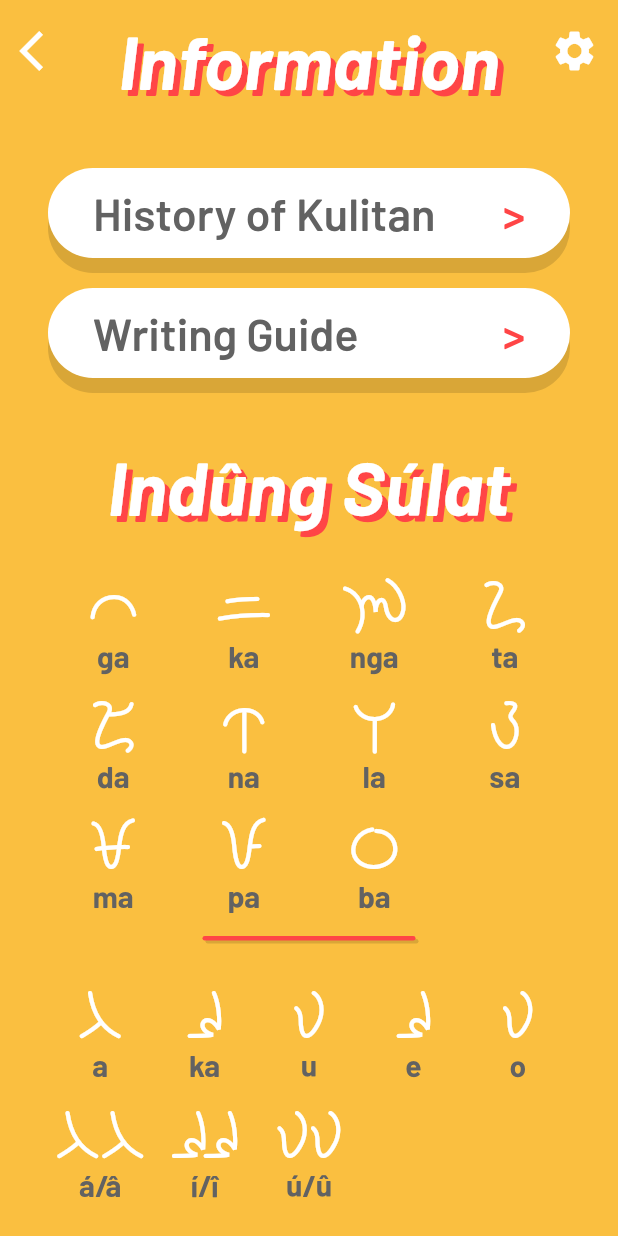
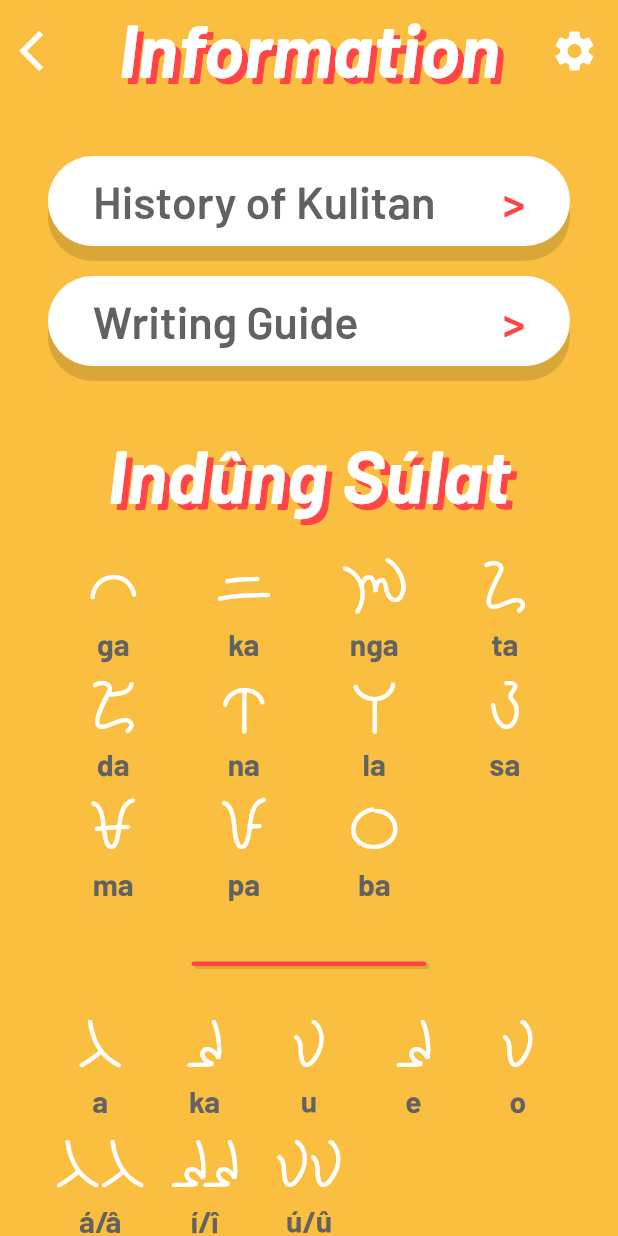
Before and after one commit to keithliam/learn-kulitan-app, a Flutter app: the InformationPage screen opened by its route, on a phone screen of 412 x 824 dp. Run offline on Flutter 3.47's test engine with Material 2 defaults, Android fonts, the phone set to English and light mode, and no system bars; drawn by our look-alikes of sticky_headers; our stand-ins replace auto_size_text, sqflite; accounts and stored records are empty.

Commit message:
Add sticky headings to information page

```diff
--- a/learn_kulitan/lib/routes/information/components.dart
+++ b/learn_kulitan/lib/routes/information/components.dart
@@ -24,10 +24,13 @@ class KulitanInfoCell extends StatelessWidget {
                 textAlign: TextAlign.center,
               ),
             ),
-            Text(
-              caption,
-              style: textInfoCaption,
-              textAlign: TextAlign.center,
+            Padding(
+              padding: const EdgeInsets.only(top: 5.0),
+              child: Text(
+                caption,
+                style: textInfoCaption,
+                textAlign: TextAlign.center,
+              ),
             ),
           ],
         ),
--- a/learn_kulitan/lib/routes/information/information.dart
+++ b/learn_kulitan/lib/routes/information/information.dart
@@ -1,4 +1,5 @@
 import 'package:flutter/material.dart';
+import 'package:sticky_headers/sticky_headers.dart';
 import '../../styles/theme.dart';
 import '../../components/buttons/IconButtonNew.dart';
 import '../../components/buttons/CustomButton.dart';
@@ -19,12 +20,6 @@ class InformationPage extends StatelessWidget {
           color: headerNavigationColor,
           onPressed: () => Navigator.pushNamed(context, '/'),
         ),
-        middle: Padding(
-          padding: const EdgeInsets.only(bottom: headerVerticalPadding),
-          child: Center(
-            child: Text('Information', style: textPageTitle),
-          ),
-        ),
         right: IconButtonNew(
           icon: Icons.settings,
           iconSize: headerIconSize,
@@ -34,7 +29,24 @@ class InformationPage extends StatelessWidget {
       ),
     );
 
-    final Widget _historyButton = CustomButton(
+    final Widget _pageTitle = Container(
+      alignment: Alignment.center,
+      color: backgroundColor,
+      padding: const EdgeInsets.only(
+        top: headerVerticalPadding - 8.0,
+        bottom: headerVerticalPadding,
+      ),
+      child: Text('Information', style: textPageTitle),
+    );
+
+    final Widget _historyButton = Padding(
+      padding: const EdgeInsets.fromLTRB(
+        informationHorizontalScreenPadding,
+        informationVerticalScreenPadding,
+        informationHorizontalScreenPadding,
+        0.0,
+      ),
+      child: CustomButton(
         onPressed: () => Navigator.pushNamed(context, '/information/history'),
         height: 60.0,
         borderRadius: 30.0,
@@ -47,9 +59,18 @@ class InformationPage extends StatelessWidget {
               Spacer(),
               Text('>', style: textInfoButton.copyWith(color: accentColor)),
             ],
-      )),
+          ),
+        ),
+      ),
     );
-    final Widget _writingInstructionsButton = CustomButton(
+    final Widget _writingInstructionsButton = Padding(
+      padding: const EdgeInsets.fromLTRB(
+        informationHorizontalScreenPadding,
+        0.0,
+        informationHorizontalScreenPadding,
+        informationVerticalScreenPadding - headerVerticalPadding + 8.0,
+      ),
+      child: CustomButton(
         onPressed: () => Navigator.pushNamed(context, '/information/guide'),
         height: 60.0,
         borderRadius: 30.0,
@@ -63,10 +84,19 @@ class InformationPage extends StatelessWidget {
               Spacer(),
               Text('>', style: textInfoButton.copyWith(color: accentColor)),
             ],
-      )),
+          ),
+        ),
+      ),
     );
 
-    final Widget _indungSulatTable = Table(
+    final Widget _indungSulatTable = Padding(
+      padding: const EdgeInsets.fromLTRB(
+        informationHorizontalScreenPadding,
+        informationSubtitleBottomPadding - headerVerticalPadding,
+        informationHorizontalScreenPadding,
+        0.0,
+      ),
+      child: Table(
         defaultColumnWidth: FlexColumnWidth(1.0),
         children: <TableRow>[
           TableRow(children: <Widget>[
@@ -88,8 +118,16 @@ class InformationPage extends StatelessWidget {
             Container(),
           ]),
         ],
+      ),
     );
-    final Widget _indungSulatVowelTable = Table(
+    final Widget _indungSulatVowelTable = Padding(
+      padding: const EdgeInsets.fromLTRB(
+        informationHorizontalScreenPadding,
+        0.0,
+        informationHorizontalScreenPadding,
+        informationVerticalScreenPadding - headerVerticalPadding + 8.0,
+      ),
+      child: Table(
         defaultColumnWidth: FlexColumnWidth(1.0),
         children: <TableRow>[
           TableRow(children: <Widget>[
@@ -107,6 +145,7 @@ class InformationPage extends StatelessWidget {
             Container(),
           ]),
         ],
+      ),
     );
 
     final double _screenWidth = MediaQuery.of(context).size.width;
@@ -116,8 +155,12 @@ class InformationPage extends StatelessWidget {
     final Widget _anakSulatTable = SingleChildScrollView(
       scrollDirection: Axis.horizontal,
       child: Padding(
-        padding: const EdgeInsets.symmetric(
-            horizontal: informationHorizontalScreenPadding),
+        padding: const EdgeInsets.fromLTRB(
+          informationHorizontalScreenPadding,
+          0.0,
+          informationHorizontalScreenPadding,
+          informationVerticalScreenPadding,
+        ),
         child: Table(
           defaultColumnWidth: FixedColumnWidth(_cellWidth),
           children: <TableRow>[
@@ -237,9 +280,11 @@ class InformationPage extends StatelessWidget {
     );
 
     final _indungSulatDivider = Padding(
-      padding: EdgeInsets.symmetric(
-        horizontal: _screenWidth * 0.25,
-        vertical: informationSubtitleBottomPadding,
+      padding: EdgeInsets.fromLTRB(
+        _screenWidth * 0.31,
+        40.0,
+        _screenWidth * 0.31,
+        22.0,
       ),
       child: DividerNew(
         height: 3.0,
@@ -251,10 +296,11 @@ class InformationPage extends StatelessWidget {
       ),
     );
 
-    const Widget _indungSulatTitle = Padding(
+    final Widget _indungSulatTitle = Container(
+      color: backgroundColor,
       padding: const EdgeInsets.only(
-        top: informationVerticalScreenPadding,
-        bottom: informationSubtitleBottomPadding,
+        top: headerVerticalPadding - 8.0,
+        bottom: headerVerticalPadding,
       ),
       child: Center(
         child: Text(
@@ -263,10 +309,11 @@ class InformationPage extends StatelessWidget {
         ),
       ),
     );
-    const Widget _anakSulatTitle = Padding(
+    final Widget _anakSulatTitle = Container(
+      color: backgroundColor,
       padding: const EdgeInsets.only(
-        top: informationVerticalScreenPadding,
-        bottom: informationSubtitleBottomPadding,
+        top: headerVerticalPadding - 8.0,
+        bottom: headerVerticalPadding,
       ),
       child: Center(
         child: Text(
@@ -276,38 +323,45 @@ class InformationPage extends StatelessWidget {
       ),
     );
 
+    final Widget _contents = SingleChildScrollView(
+      child: Column(
+        children: <Widget>[
+          StickyHeader(
+            header: _pageTitle,
+            content: Column(
+              children: <Widget>[
+                _historyButton,
+                _writingInstructionsButton,
+              ],
+            ),
+          ),
+          StickyHeader(
+            header: _indungSulatTitle,
+            content: Column(
+              children: <Widget>[
+                _indungSulatTable,
+                _indungSulatDivider,
+                _indungSulatVowelTable,
+              ],
+            ),
+          ),
+          StickyHeader(
+            header: _anakSulatTitle,
+            content: Column(
+              children: <Widget>[_anakSulatTable],
+            ),
+          )
+        ],
+      ),
+    );
+
     return Material(
       color: backgroundColor,
       child: SafeArea(
-        child: Column(
+        child: Stack(
           children: <Widget>[
+            _contents,
             _header,
-            Expanded(
-              child: SingleChildScrollView(
-                child: Padding(
-                  padding: const EdgeInsets.symmetric(
-                      vertical: informationVerticalScreenPadding),
-                  child: Column(
-                    children: <Widget>[
-                      Padding(
-                        padding: const EdgeInsets.symmetric(
-                            horizontal: informationHorizontalScreenPadding),
-                        child: Column(children: <Widget>[
-                          _historyButton,
-                          _writingInstructionsButton,
-                          _indungSulatTitle,
-                          _indungSulatTable,
-                          _indungSulatDivider,
-                          _indungSulatVowelTable,
-                          _anakSulatTitle,
-                        ]),
-                      ),
-                      _anakSulatTable,
-                    ],
-                  ),
-                ),
-              ),
-            ),
           ],
         ),
       ),
--- a/learn_kulitan/pubspec.yaml
+++ b/learn_kulitan/pubspec.yaml
@@ -18,6 +18,7 @@ dependencies:
   sqflite: ^1.1.1
   path_provider: ^0.5.0+1
   auto_size_text: ^1.1.1
+  sticky_headers: ^0.1.7
 
 dev_dependencies:
   flutter_test:
```
Lines whose indentation alone changed are shown as unchanged.
